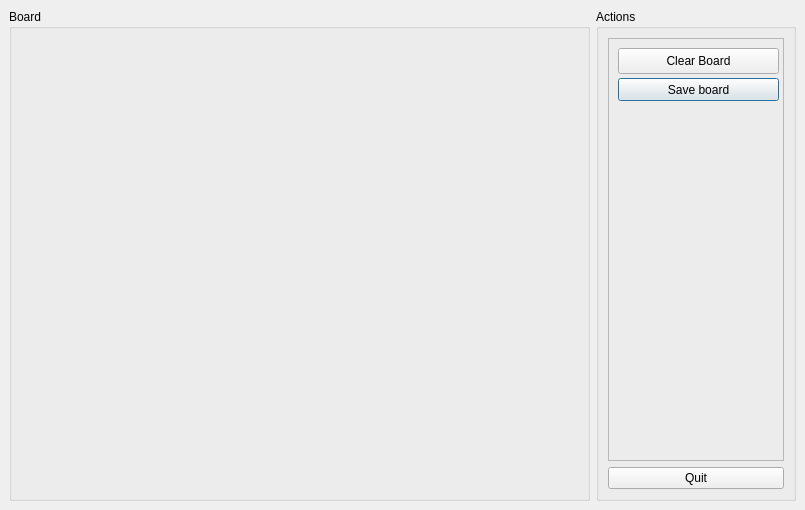
The window that board_tool/ui/mainform.ui (hateom/billard3d) describes before a commit, drawn with Qt 5.
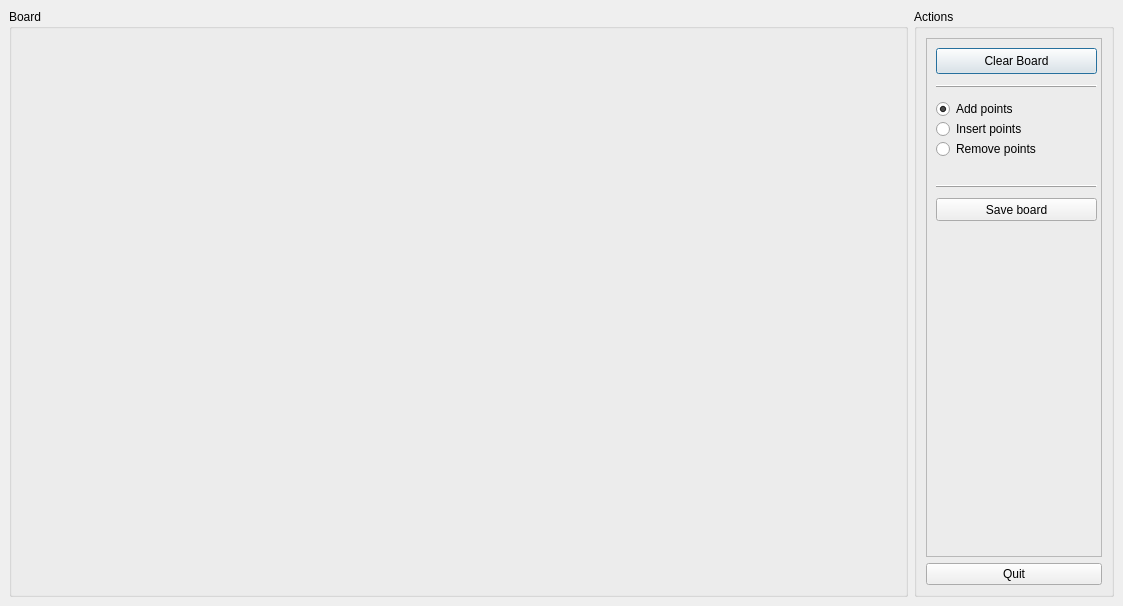
The same window after the commit.

Patch:
```diff
--- a/board_tool/ui/mainform.ui
+++ b/board_tool/ui/mainform.ui
@@ -5,8 +5,8 @@
    <rect>
     <x>0</x>
     <y>0</y>
-    <width>805</width>
-    <height>510</height>
+    <width>1123</width>
+    <height>606</height>
    </rect>
   </property>
   <property name="windowTitle" >
@@ -52,19 +52,6 @@
         <property name="frameShadow" >
          <enum>QFrame::Raised</enum>
         </property>
-        <widget class="QPushButton" name="btnSave" >
-         <property name="geometry" >
-          <rect>
-           <x>10</x>
-           <y>40</y>
-           <width>161</width>
-           <height>23</height>
-          </rect>
-         </property>
-         <property name="text" >
-          <string>Save board</string>
-         </property>
-        </widget>
         <widget class="QPushButton" name="btnClear" >
          <property name="geometry" >
           <rect>
@@ -78,6 +65,93 @@
           <string>Clear Board</string>
          </property>
         </widget>
+        <widget class="QFrame" name="frame_3" >
+         <property name="geometry" >
+          <rect>
+           <x>10</x>
+           <y>140</y>
+           <width>161</width>
+           <height>16</height>
+          </rect>
+         </property>
+         <property name="frameShape" >
+          <enum>QFrame::HLine</enum>
+         </property>
+         <property name="frameShadow" >
+          <enum>QFrame::Raised</enum>
+         </property>
+        </widget>
+        <widget class="QPushButton" name="btnSave" >
+         <property name="geometry" >
+          <rect>
+           <x>10</x>
+           <y>160</y>
+           <width>161</width>
+           <height>23</height>
+          </rect>
+         </property>
+         <property name="text" >
+          <string>Save board</string>
+         </property>
+        </widget>
+        <widget class="QFrame" name="frame_2" >
+         <property name="geometry" >
+          <rect>
+           <x>10</x>
+           <y>40</y>
+           <width>161</width>
+           <height>16</height>
+          </rect>
+         </property>
+         <property name="frameShape" >
+          <enum>QFrame::HLine</enum>
+         </property>
+         <property name="frameShadow" >
+          <enum>QFrame::Raised</enum>
+         </property>
+        </widget>
+        <widget class="QRadioButton" name="radioAdd" >
+         <property name="geometry" >
+          <rect>
+           <x>10</x>
+           <y>60</y>
+           <width>91</width>
+           <height>22</height>
+          </rect>
+         </property>
+         <property name="text" >
+          <string>Add points</string>
+         </property>
+         <property name="checked" >
+          <bool>true</bool>
+         </property>
+        </widget>
+        <widget class="QRadioButton" name="radioInsert" >
+         <property name="geometry" >
+          <rect>
+           <x>10</x>
+           <y>80</y>
+           <width>91</width>
+           <height>22</height>
+          </rect>
+         </property>
+         <property name="text" >
+          <string>Insert points</string>
+         </property>
+        </widget>
+        <widget class="QRadioButton" name="radioRemove" >
+         <property name="geometry" >
+          <rect>
+           <x>10</x>
+           <y>100</y>
+           <width>121</width>
+           <height>22</height>
+          </rect>
+         </property>
+         <property name="text" >
+          <string>Remove points</string>
+         </property>
+        </widget>
        </widget>
       </item>
       <item>
```
